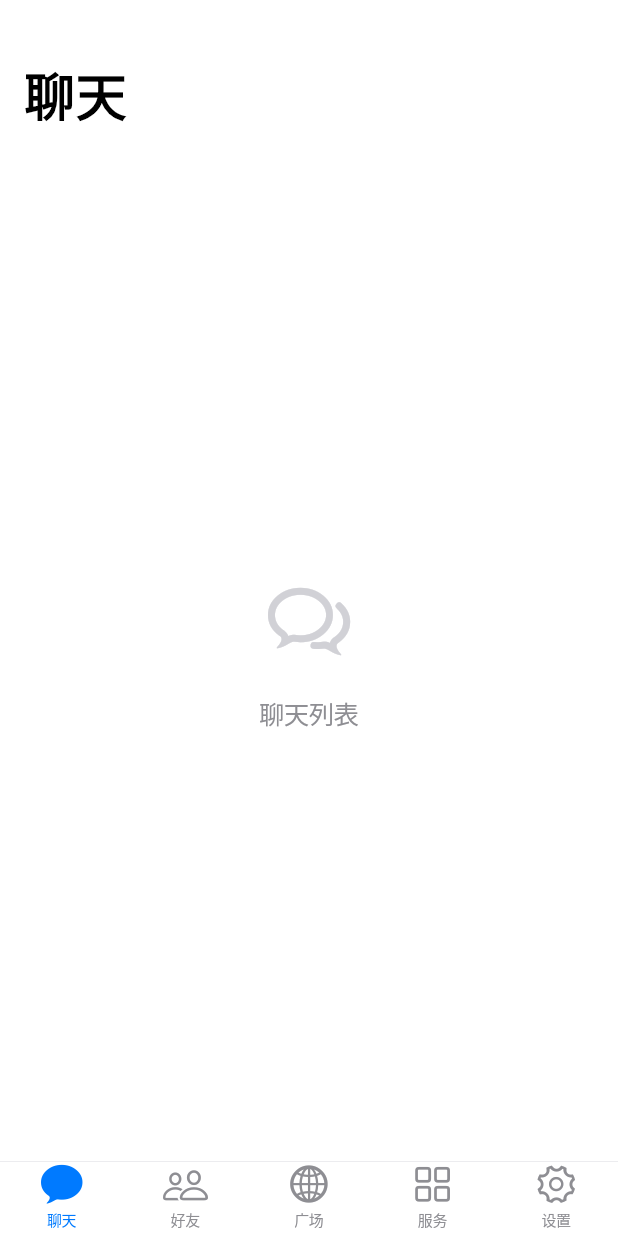
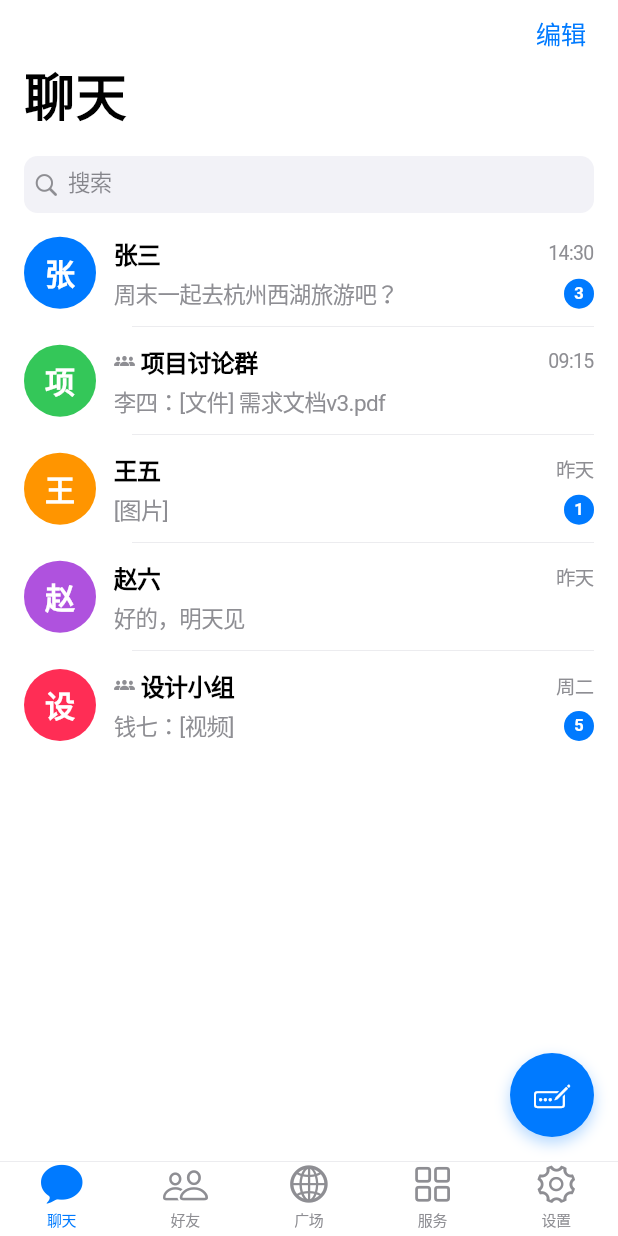
Before and after one commit to mrxiayi2023-alt/dochatapp, a Flutter app: the screen it shows after launch, on a phone screen of 412 x 824 dp. Run offline on Flutter 3.47's test engine with Material 3 defaults, Android fonts, the phone set to English and light mode, and no system bars; our stand-ins replace flutter_riverpod.

Commit message:
实现聊天Tab：聊天列表页UI，5条硬编码数据，搜索栏，左滑删除，新建FAB

```diff
--- a/lib/main.dart
+++ b/lib/main.dart
@@ -1,14 +1,16 @@
 import 'package:flutter/cupertino.dart';
+import 'package:flutter_riverpod/flutter_riverpod.dart';
+import 'pages/chat_page.dart';
 
 void main() {
-  runApp(const DochatappApp());
+  runApp(const ProviderScope(child: DochatappApp()));
 }
 
-class DochatappApp extends StatelessWidget {
+class DochatappApp extends ConsumerWidget {
   const DochatappApp({super.key});
 
   @override
-  Widget build(BuildContext context) {
+  Widget build(BuildContext context, WidgetRef ref) {
     return CupertinoApp(
       title: '电邮',
       debugShowCheckedModeBanner: false,
@@ -100,45 +102,6 @@ class _MainScreenState extends State<MainScreen> {
   }
 }
 
-class ChatPage extends StatelessWidget {
-  const ChatPage({super.key});
-
-  @override
-  Widget build(BuildContext context) {
-    return CupertinoPageScaffold(
-      backgroundColor: CupertinoColors.white,
-      child: CustomScrollView(
-        slivers: [
-          CupertinoSliverNavigationBar(
-            largeTitle: const Text('聊天'),
-          ),
-          SliverFillRemaining(
-            hasScrollBody: false,
-            child: Center(
-              child: Padding(
-                padding: const EdgeInsets.all(20),
-                child: Column(
-                  mainAxisAlignment: MainAxisAlignment.center,
-                  children: [
-                    const Icon(CupertinoIcons.chat_bubble_2, size: 64, color: CupertinoColors.systemGrey4),
-                    const SizedBox(height: 16),
-                    Text(
-                      '聊天列表',
-                      style: TextStyle(
-                        fontSize: 17,
-                        color: CupertinoColors.systemGrey,
-                      ),
-                    ),
-                  ],
-                ),
-              ),
-            ),
-          ),
-        ],
-      ),
-    );
-  }
-}
 
 class FriendsPage extends StatelessWidget {
   const FriendsPage({super.key});
--- /dev/null
+++ b/lib/pages/chat_page.dart
@@ -0,0 +1,310 @@
+import 'package:flutter/cupertino.dart';
+import 'package:flutter_riverpod/flutter_riverpod.dart';
+
+// ---------------------------------------------------------------------------
+// Model
+// ---------------------------------------------------------------------------
+
+class ChatModel {
+  final String name;
+  final String lastMessage;
+  final String time;
+  final int unreadCount;
+  final bool isGroup;
+  final Color avatarColor;
+  final String initial;
+
+  const ChatModel({
+    required this.name,
+    required this.lastMessage,
+    required this.time,
+    this.unreadCount = 0,
+    this.isGroup = false,
+    required this.avatarColor,
+    required this.initial,
+  });
+}
+
+// ---------------------------------------------------------------------------
+// Provider
+// ---------------------------------------------------------------------------
+
+final chatListProvider = Provider<List<ChatModel>>((ref) {
+  return [
+    ChatModel(
+      name: '张三',
+      lastMessage: '周末一起去杭州西湖旅游吧？',
+      time: '14:30',
+      unreadCount: 3,
+      initial: '张',
+      avatarColor: CupertinoColors.systemBlue,
+    ),
+    ChatModel(
+      name: '项目讨论群',
+      lastMessage: '李四：[文件] 需求文档v3.pdf',
+      time: '09:15',
+      isGroup: true,
+      initial: '项',
+      avatarColor: CupertinoColors.systemGreen,
+    ),
+    ChatModel(
+      name: '王五',
+      lastMessage: '[图片]',
+      time: '昨天',
+      unreadCount: 1,
+      initial: '王',
+      avatarColor: CupertinoColors.systemOrange,
+    ),
+    ChatModel(
+      name: '赵六',
+      lastMessage: '好的，明天见',
+      time: '昨天',
+      initial: '赵',
+      avatarColor: CupertinoColors.systemPurple,
+    ),
+    ChatModel(
+      name: '设计小组',
+      lastMessage: '钱七：[视频]',
+      time: '周二',
+      unreadCount: 5,
+      isGroup: true,
+      initial: '设',
+      avatarColor: CupertinoColors.systemPink,
+    ),
+  ];
+});
+
+// ---------------------------------------------------------------------------
+// Page
+// ---------------------------------------------------------------------------
+
+class ChatPage extends ConsumerWidget {
+  const ChatPage({super.key});
+
+  @override
+  Widget build(BuildContext context, WidgetRef ref) {
+    final chats = ref.watch(chatListProvider);
+
+    return CupertinoPageScaffold(
+      backgroundColor: CupertinoColors.white,
+      child: CustomScrollView(
+        slivers: [
+          CupertinoSliverNavigationBar(
+            largeTitle: const Text('聊天'),
+            trailing: CupertinoButton(
+              padding: EdgeInsets.zero,
+              onPressed: () => debugPrint('编辑'),
+              child: const Text(
+                '编辑',
+                style: TextStyle(fontSize: 17),
+              ),
+            ),
+          ),
+          SliverToBoxAdapter(
+            child: _SearchBar(),
+          ),
+          SliverList(
+            delegate: SliverChildBuilderDelegate(
+              (context, index) {
+                final chat = chats[index];
+                return _ChatListItem(
+                  key: ValueKey(chat.name),
+                  chat: chat,
+                  isLast: index == chats.length - 1,
+                );
+              },
+              childCount: chats.length,
+            ),
+          ),
+          SliverFillRemaining(
+            hasScrollBody: false,
+            child: Stack(
+              children: [
+                const SizedBox.shrink(),
+                Positioned(
+                  right: 16,
+                  bottom: 16,
+                  child: _NewChatButton(),
+                ),
+              ],
+            ),
+          ),
+        ],
+      ),
+    );
+  }
+}
+// ---------------------------------------------------------------------------
+// Search Bar
+// ---------------------------------------------------------------------------
+
+class _SearchBar extends StatelessWidget {
+  @override
+  Widget build(BuildContext context) {
+    return Padding(
+      padding: const EdgeInsets.fromLTRB(16, 8, 16, 4),
+      child: SizedBox(
+        height: 38,
+        child: CupertinoSearchTextField(
+          placeholder: '搜索',
+          backgroundColor: CupertinoColors.systemGrey6,
+          itemColor: CupertinoColors.systemGrey,
+          itemSize: 18,
+          style: const TextStyle(fontSize: 15),
+        ),
+      ),
+    );
+  }
+}
+
+// ---------------------------------------------------------------------------
+// New Chat FAB
+// ---------------------------------------------------------------------------
+
+class _NewChatButton extends StatelessWidget {
+  @override
+  Widget build(BuildContext context) {
+    return CupertinoButton(
+      padding: EdgeInsets.zero,
+      onPressed: () => debugPrint('新建聊天'),
+      child: Container(
+        width: 56,
+        height: 56,
+        decoration: BoxDecoration(
+          color: CupertinoColors.activeBlue,
+          shape: BoxShape.circle,
+          boxShadow: [
+            BoxShadow(
+              color: CupertinoColors.activeBlue.withValues(alpha: 0.3),
+              blurRadius: 8,
+              offset: Offset(0, 4),
+            ),
+          ],
+        ),
+        child: const Icon(
+          CupertinoIcons.pencil_ellipsis_rectangle,
+          color: CupertinoColors.white,
+          size: 24,
+        ),
+      ),
+    );
+  }
+}
+
+// Chat List Item
+class _ChatListItem extends StatelessWidget {
+  final ChatModel chat;
+  final bool isLast;
+  const _ChatListItem({
+    super.key,
+    required this.chat,
+    this.isLast = false,
+  });
+  @override
+  Widget build(BuildContext context) {
+    return Dismissible(
+      key: ValueKey('${chat.name}_dismiss'),
+      direction: DismissDirection.endToStart,
+      background: Container(
+        alignment: Alignment.centerRight,
+        padding: const EdgeInsets.only(right: 20),
+        color: CupertinoColors.destructiveRed,
+        child: const Text('删除', style: TextStyle(color: CupertinoColors.white, fontSize: 17, fontWeight: FontWeight.w600)),
+      ),
+      onDismissed: (_) => debugPrint('删除聊天：${chat.name}'),
+      child: GestureDetector(
+        onTap: () => debugPrint('打开聊天：${chat.name}'),
+        child: Container(
+          height: 72,
+          color: CupertinoColors.white,
+          padding: const EdgeInsets.symmetric(horizontal: 16),
+          child: Column(
+            children: [
+              Expanded(
+                child: Row(
+                  children: [
+                    _Avatar(chat: chat),
+                    const SizedBox(width: 12),
+                    Expanded(
+                      child: Column(
+                        mainAxisAlignment: MainAxisAlignment.center,
+                        children: [
+                          Row(
+                            crossAxisAlignment: CrossAxisAlignment.center,
+                            children: [
+                              Expanded(
+                                child: Row(
+                                  children: [
+                                    if (chat.isGroup)
+                                      const Padding(
+                                        padding: EdgeInsets.only(right: 4),
+                                        child: Icon(CupertinoIcons.person_3_fill, size: 14, color: CupertinoColors.systemGrey),
+                                      ),
+                                    Flexible(
+                                      child: Text(
+                                        chat.name,
+                                        style: TextStyle(fontSize: 16, fontWeight: FontWeight.w600),
+                                        maxLines: 1, overflow: TextOverflow.ellipsis,
+                                      ),
+                                    ),
+                                  ],
+                                ),
+                              ),
+                              Text(chat.time, style: TextStyle(fontSize: 13, color: CupertinoColors.systemGrey)),
+                            ],
+                          ),
+                          SizedBox(height: 4),
+                          Row(
+                            crossAxisAlignment: CrossAxisAlignment.center,
+                            children: [
+                              Expanded(
+                                child: Text(
+                                  chat.lastMessage,
+                                  style: TextStyle(fontSize: 15, color: CupertinoColors.systemGrey),
+                                  maxLines: 1, overflow: TextOverflow.ellipsis,
+                                ),
+                              ),
+                              if (chat.unreadCount > 0) ...[
+                                SizedBox(width: 6),
+                                Container(
+                                  width: 20, height: 20,
+                                  decoration: BoxDecoration(color: CupertinoColors.activeBlue, shape: BoxShape.circle),
+                                  alignment: Alignment.center,
+                                  child: Text(
+                                    chat.unreadCount > 99 ? '99+' : '${chat.unreadCount}',
+                                    style: TextStyle(color: CupertinoColors.white, fontSize: 11, fontWeight: FontWeight.w600),
+                                  ),
+                                ),
+                              ],
+                            ],
+                          ),
+                        ],
+                      ),
+                    ),
+                  ],
+                ),
+              ),
+              if (!isLast)
+                Container(height: 0.5, margin: EdgeInsets.only(left: 72), color: CupertinoColors.systemGrey5),
+            ],
+          ),
+        ),
+      ),
+    );
+  }
+}
+
+// Avatar
+class _Avatar extends StatelessWidget {
+  final ChatModel chat;
+  const _Avatar({required this.chat});
+  @override
+  Widget build(BuildContext context) {
+    return Container(
+      width: 48, height: 48,
+      decoration: BoxDecoration(color: chat.avatarColor, shape: BoxShape.circle),
+      alignment: Alignment.center,
+      child: Text(chat.initial, style: TextStyle(color: CupertinoColors.white, fontSize: 20, fontWeight: FontWeight.w600)),
+    );
+  }
+}
```
Also changed, not shown: 1 other file.
